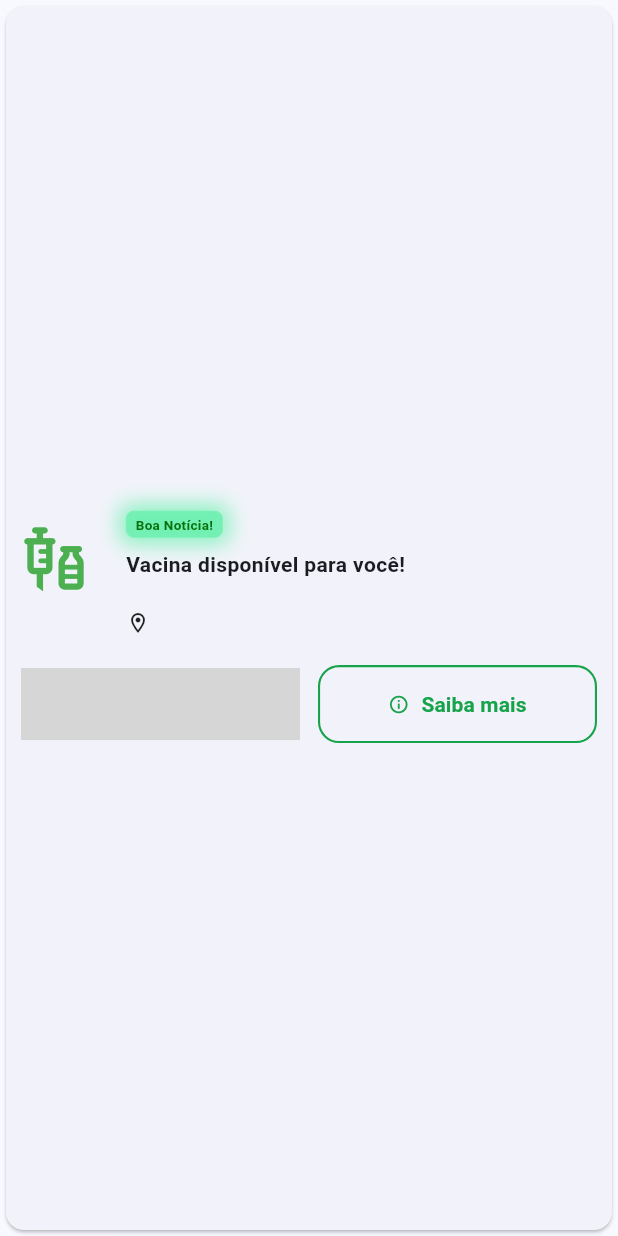
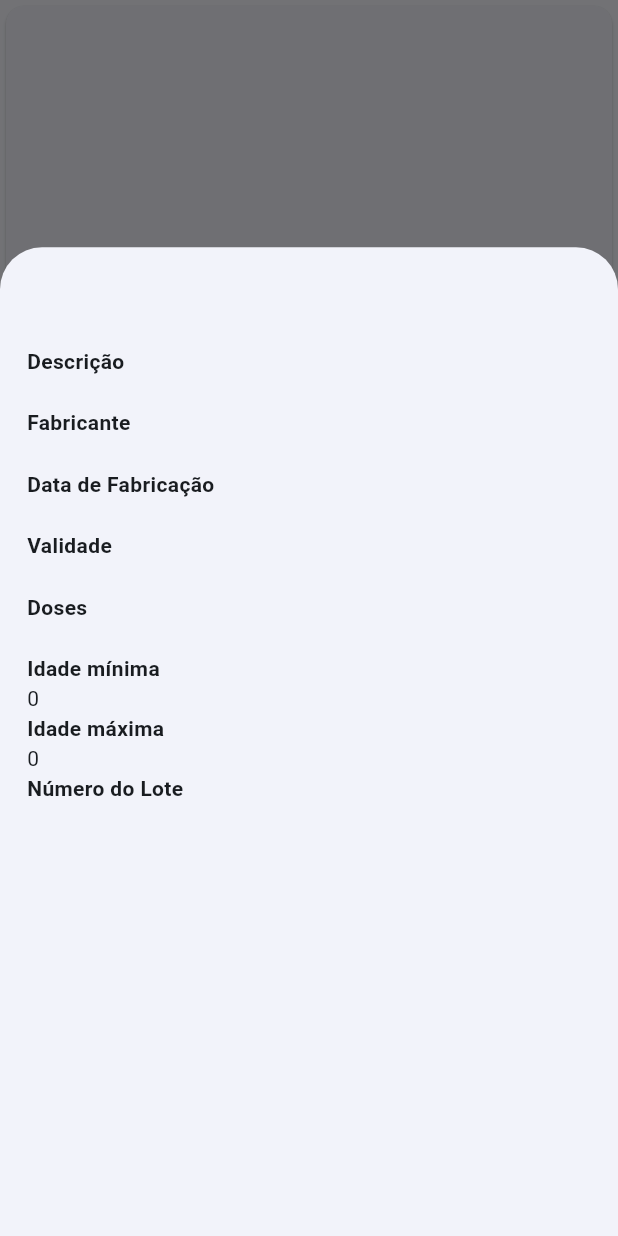
Before and after one commit to crdsilva17/vacina_app, a Flutter app: the VaccineStatusCard widget shown alone on an empty page, opened directly with empty values, after a tap on "Saiba mais", on a phone screen of 412 x 824 dp. Run offline on Flutter 3.47's test engine with Material 3 defaults, Android fonts, the phone set to English and light mode, and no system bars; our stand-ins replace firebase_core, firebase_messaging, flutter_secure_storage, geocoding, geolocator, mask_text_input_formatter; accounts and stored records are empty; network calls fail; grey boxes are pictures that could not be loaded.

Commit message:
info vaccine

```diff
--- a/lib/widget/vaccine_status_card.dart
+++ b/lib/widget/vaccine_status_card.dart
@@ -104,9 +104,7 @@ class VaccineStatusCard extends StatelessWidget {
                   child: PrimaryButton(
                     label: 'Agendar agora',
                     icon: Icons.calendar_month,
-                    onPressed: () {
-                      Navigator.pushNamed(context, '/schedule');
-                    },
+                    onPressed: () {},
                   ),
                 ),
                 SizedBox(width: 12),
@@ -115,7 +113,95 @@ class VaccineStatusCard extends StatelessWidget {
                     label: 'Saiba mais',
                     icon: Icons.info_outline,
                     onPressed: () {
-                      Navigator.pushNamed(context, '/details');
+                      showModalBottomSheet(
+                        context: context,
+                        isScrollControlled: true,
+                        builder: (_) {
+                          return SizedBox(
+                            height: MediaQuery.of(context).size.height * 0.8,
+                            width: MediaQuery.of(context).size.width,
+                            child: Padding(
+                              padding: const EdgeInsets.all(18.0),
+                              child: Column(
+                                crossAxisAlignment: CrossAxisAlignment.start,
+                                mainAxisAlignment: MainAxisAlignment.start,
+                                children: [
+                                  Center(
+                                    child: Text(
+                                      vaccineModel.name,
+                                      style: TextStyle(
+                                        fontWeight: FontWeight.bold,
+                                        fontSize: 18.0,
+                                      ),
+                                    ),
+                                  ),
+                                  SizedBox(height: 22.0),
+                                  Text(
+                                    'Descrição',
+                                    style: TextStyle(
+                                      fontWeight: FontWeight.bold,
+                                    ),
+                                  ),
+                                  Text(vaccineModel.description),
+                                  Text(
+                                    'Fabricante',
+                                    style: TextStyle(
+                                      fontWeight: FontWeight.bold,
+                                    ),
+                                  ),
+                                  Text(vaccineModel.manufacturer),
+                                  Text(
+                                    'Data de Fabricação',
+                                    style: TextStyle(
+                                      fontWeight: FontWeight.bold,
+                                    ),
+                                  ),
+                                  Text(vaccineModel.manufactureDate),
+                                  Text(
+                                    'Validade',
+                                    style: TextStyle(
+                                      fontWeight: FontWeight.bold,
+                                    ),
+                                  ),
+                                  Text(vaccineModel.expiryDate),
+                                  Text(
+                                    'Doses',
+                                    style: TextStyle(
+                                      fontWeight: FontWeight.bold,
+                                    ),
+                                  ),
+                                  Text(vaccineModel.doses),
+                                  Text(
+                                    'Idade mínima',
+                                    style: TextStyle(
+                                      fontWeight: FontWeight.bold,
+                                    ),
+                                  ),
+                                  Text(
+                                    vaccineModel.minRecommendedAge.toString(),
+                                  ),
+                                  Text(
+                                    'Idade máxima',
+                                    style: TextStyle(
+                                      fontWeight: FontWeight.bold,
+                                    ),
+                                  ),
+                                  Text(
+                                    vaccineModel.maxRecommendedAge.toString(),
+                                  ),
+                                  Text(
+                                    'Número do Lote',
+                                    style: TextStyle(
+                                      fontWeight: FontWeight.bold,
+                                    ),
+                                  ),
+                                  Text(vaccineModel.lot),
+                                ],
+                              ),
+                            ),
+                          );
+                        },
+                      );
                     },
                   ),
                 ),
```
